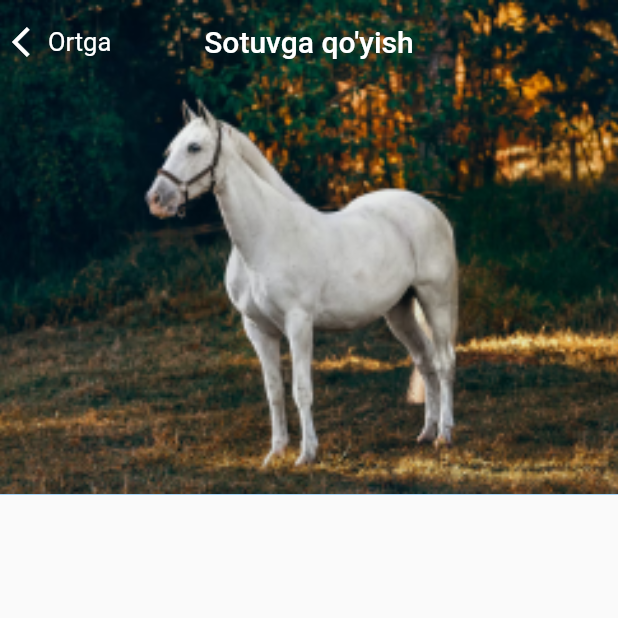
After one commit to BekzodGayratov/Halal, a Flutter app: the SellAnimalPage screen opened by its route, on a phone screen of 412 x 824 dp, the top half of it. The commit adds this screen. Run offline on Flutter 3.47's test engine with Material 2 defaults, Android fonts, the phone set to English and light mode, and no system bars; our stand-ins replace bloc, flutter_bloc, flutter_svg; missing offline and left inert: dart:js; network calls fail.

Commit message:
selling page was added

```diff
--- a/lib/routes/router.dart
+++ b/lib/routes/router.dart
@@ -1,3 +1,5 @@
+import 'dart:js';
+
 import 'package:flutter/material.dart';
 import 'package:halal/view/pages/boarding_pages.dart';
 import 'package:halal/view/pages/buy_animal_page.dart';
@@ -5,6 +7,7 @@ import 'package:halal/view/pages/info_page.dart';
 import 'package:halal/view/pages/language_page.dart';
 import 'package:halal/view/pages/live_page.dart';
 import 'package:halal/view/pages/login_page.dart';
+import 'package:halal/view/pages/sell_animal_page.dart';
 import 'package:halal/view/pages/sign_up_page.dart';
 import 'package:halal/view/pages/verify_otp_page.dart';
 import 'package:halal/view/screens/current_screen.dart';
@@ -39,6 +42,8 @@ class MyRouter {
             builder: (context) => InfoPage(title: args as String));
       case '/live':
         return MaterialPageRoute(builder: (context) => LivePage());
+      case '/sell':
+        return MaterialPageRoute(builder: (context)=> SellAnimalPage());
     }
   }
 }
--- /dev/null
+++ b/lib/view/pages/sell_animal_page.dart
@@ -0,0 +1,21 @@
+import 'package:flutter/material.dart';
+import 'package:halal/view/pages/info_page.dart';
+
+class SellAnimalPage extends StatelessWidget {
+  const SellAnimalPage({Key? key}) : super(key: key);
+
+  @override
+  Widget build(BuildContext context) {
+    return SafeArea(
+      child: Scaffold(
+        body: CustomScrollView(
+          slivers: [
+            const MySliverAppBar(
+                title: "Sotuvga qo'yish", imgUrl: "assets/animals/horse.png"),
+            SliverList(delegate: SliverChildListDelegate([]))
+          ],
+        ),
+      ),
+    );
+  }
+}
```
Also changed, not shown: lib/view/pages/info_page.dart (+35 -16 lines).
